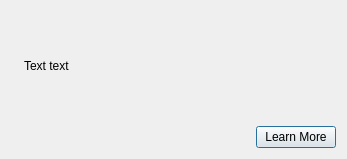
This is resources/dialog.ui in shotgunsoftware/tk-multi-launchapp as Qt 5 draws it before an edit. The edited form follows.
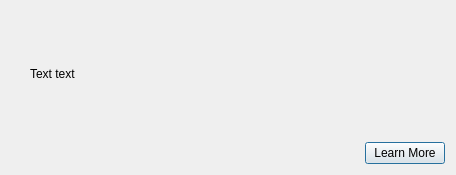
This is the edited form. Icons and pictures are not drawn.

```diff
--- a/resources/dialog.ui
+++ b/resources/dialog.ui
@@ -6,13 +6,16 @@
    <rect>
     <x>0</x>
     <y>0</y>
-    <width>347</width>
-    <height>159</height>
+    <width>456</width>
+    <height>175</height>
    </rect>
   </property>
   <layout class="QVBoxLayout" name="verticalLayout">
    <item>
     <layout class="QHBoxLayout" name="horizontalLayout">
+     <property name="spacing">
+      <number>12</number>
+     </property>
      <item>
       <widget class="QLabel" name="logo_example">
        <property name="text">
```
